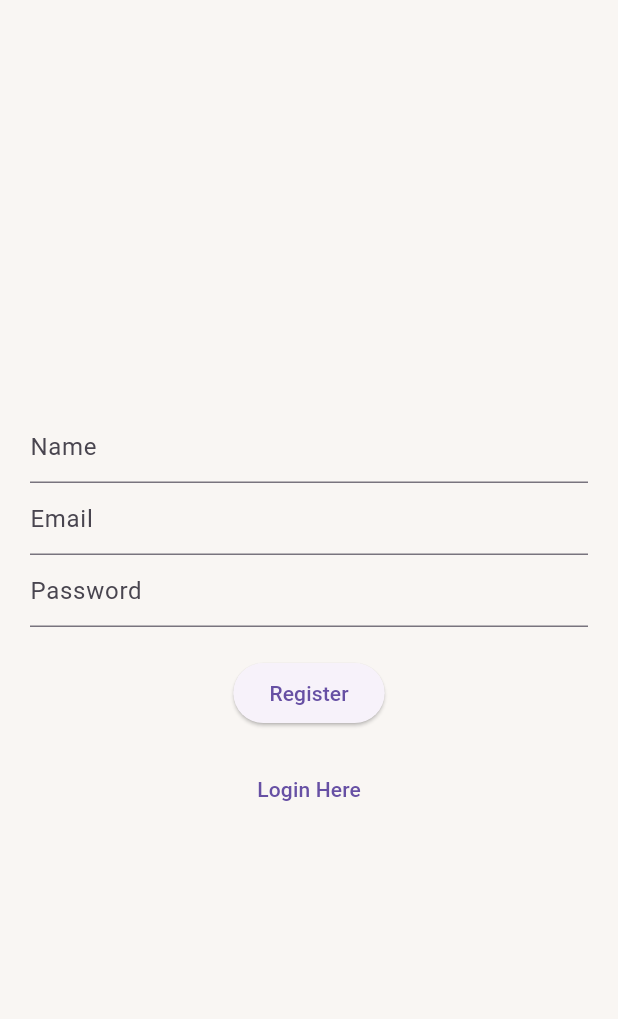
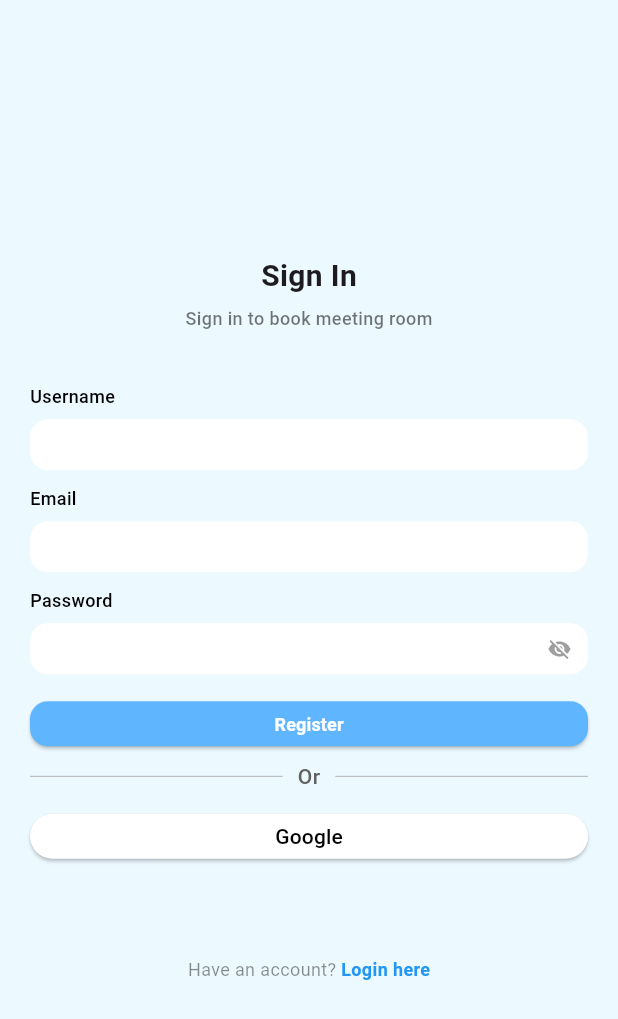
Before and after one commit to MRidhoPS/room_meeting_app, a Flutter app: the RegisterPage screen opened by its route, on a phone screen of 412 x 824 dp. Shown: the top 1019 px of the screen. Run offline on Flutter 3.47's test engine with Material 3 defaults, Android fonts, the phone set to English and light mode, and no system bars; our stand-ins replace dio, get, jwt_decoder, shared_preferences; accounts and stored records are empty.

Commit message:
register page ui modified

```diff
--- a/lib/presentation/pages/auth/view/register_page.dart
+++ b/lib/presentation/pages/auth/view/register_page.dart
@@ -2,13 +2,13 @@ import 'package:flutter/material.dart';
 import 'package:get/get.dart';
 import 'package:room_meeting_app/core/routes/app_routes.dart';
 import 'package:room_meeting_app/presentation/pages/auth/viewmodels/auth_controller.dart';
+import 'package:room_meeting_app/presentation/widgets/common_components.dart';
 
 class RegisterPage extends StatelessWidget {
   const RegisterPage({super.key});
 
   @override
   Widget build(BuildContext context) {
-
     final controller = Get.find<AuthController>();
 
     final emailController = TextEditingController();
@@ -16,39 +16,55 @@ class RegisterPage extends StatelessWidget {
     final passwordController = TextEditingController();
 
     return Scaffold(
+      backgroundColor: Color.fromRGBO(236, 249, 255, 1),
+
       body: SafeArea(
         child: Padding(
-          padding: const EdgeInsets.all(20.0),
+          padding: const EdgeInsets.all(10.0),
           child: Column(
             mainAxisAlignment: MainAxisAlignment.center,
             crossAxisAlignment: CrossAxisAlignment.center,
             children: [
-              TextFormField(
-                controller: nameController,
-                style: TextStyle(
-                  color: Colors.white,
-                ),
-                decoration: InputDecoration(hintText: "Name"),
-              ),
-              TextFormField(
-                controller: emailController,
-                style: TextStyle(
-                  color: Colors.white,
-                ),
-                decoration: InputDecoration(hintText: "Email"),
-              ),
-              TextFormField(
-                controller: passwordController,
-                style: TextStyle(
-                  color: Colors.white,
-                ),
-                decoration: InputDecoration(hintText: "Password"),
+              const Text(
+                "Sign In",
+                style: TextStyle(fontWeight: FontWeight.w700, fontSize: 20),
               ),
               const SizedBox(
-                height: 20,
+                height: 5,
               ),
-              Obx(
-                () => ElevatedButton(
+              const Text(
+                "Sign in to book meeting room",
+                style: TextStyle(
+                    fontWeight: FontWeight.w500,
+                    fontSize: 12,
+                    color: Colors.black54),
+              ),
+              const SizedBox(
+                height: 30,
+              ),
+              CustomTextField(
+                controller: nameController,
+                title: "Username",
+              ),
+              CustomTextField(
+                controller: emailController,
+                title: "Email",
+              ),
+              CustomTextField(
+                controller: passwordController,
+                title: "Password",
+                isPassword: true,
+                toggleVisibility: controller.togglePassword,
+                isHidden: controller.isHidden,
+              ),
+              const SizedBox(
+                height: 13,
+              ),
+              Padding(
+                  padding: const EdgeInsets.symmetric(horizontal: 10),
+                  child: Obx(() => PrimaryButton(
+                        text: "Register",
+                        isLoading: controller.isLoading.value,
                         onPressed: controller.isLoading.value
                             ? null
                             : () async {
@@ -71,26 +87,118 @@ class RegisterPage extends StatelessWidget {
                                   if (!Get.testMode) {
                                     Get.snackbar(
                                       "Success",
-                                controller.loginResponse.value?.message ?? "",
+                                      controller.loginResponse.value?.message ??
+                                          "",
                                       snackPosition: SnackPosition.BOTTOM,
                                       backgroundColor: Colors.white,
                                     );
                                   }
+                                  emailController.dispose();
+                                  nameController.dispose();
+                                  passwordController.dispose();
                                   Get.offAllNamed(AppRoutes.login);
                                 }
                               },
-                  child: controller.isLoading.value
-                      ? CircularProgressIndicator()
-                      : Text("Register"),
+                      ))),
+              const SizedBox(
+                height: 10,
+              ),
+              Padding(
+                padding: const EdgeInsets.symmetric(
+                  horizontal: 10,
+                ),
+                child: const OrDivider(),
+              ),
+              Padding(
+                padding:
+                    const EdgeInsets.symmetric(horizontal: 10, vertical: 15),
+                child: SizedBox(
+                  width: double.infinity,
+                  height: 30,
+                  child: ElevatedButton(
+                    style: ElevatedButton.styleFrom(
+                      backgroundColor: Colors.white,
+                    ),
+                    onPressed: () {},
+                    child: Text(
+                      "Google",
+                      style: TextStyle(
+                        color: Colors.black,
+                      ),
+                    ),
+                  ),
                 ),
               ),
               const SizedBox(
-                height: 16,
+                height: 50,
               ),
-              TextButton(
-                child: Text("Login Here"),
-                onPressed: () => Get.offAllNamed(AppRoutes.login),
+              Row(
+                mainAxisAlignment: MainAxisAlignment.center,
+                children: [
+                  const Text(
+                    "Have an account? ",
+                    style: TextStyle(color: Colors.black45, fontSize: 12),
                   ),
+                  GestureDetector(
+                    onTap: () => Get.offAllNamed(AppRoutes.login),
+                    child: const Text(
+                      "Login here",
+                      style: TextStyle(
+                        color: Colors.blue,
+                        fontSize: 12,
+                        fontWeight: FontWeight.bold,
+                      ),
+                    ),
+                  ),
+                ],
+              ),
+              // const SizedBox(
+              //   height: 20,
+              // ),
+              // Obx(
+              //   () => ElevatedButton(
+              //     onPressed: controller.isLoading.value
+              //         ? null
+              //         : () async {
+              //             await controller.register(
+              //               fullname: nameController.text,
+              //               email: emailController.text,
+              //               password: passwordController.text,
+              //             );
+
+              //             if (controller.errorMessage.isNotEmpty) {
+              //               if (!Get.testMode) {
+              //                 Get.snackbar(
+              //                   "Error",
+              //                   controller.errorMessage.value,
+              //                   snackPosition: SnackPosition.BOTTOM,
+              //                   backgroundColor: Colors.white,
+              //                 );
+              //               }
+              //             } else {
+              //               if (!Get.testMode) {
+              //                 Get.snackbar(
+              //                   "Success",
+              //                   controller.loginResponse.value?.message ?? "",
+              //                   snackPosition: SnackPosition.BOTTOM,
+              //                   backgroundColor: Colors.white,
+              //                 );
+              //               }
+              //               Get.offAllNamed(AppRoutes.login);
+              //             }
+              //           },
+              //     child: controller.isLoading.value
+              //         ? CircularProgressIndicator()
+              //         : Text("Register"),
+              //   ),
+              // ),
+              // const SizedBox(
+              //   height: 16,
+              // ),
+              // TextButton(
+              //   child: Text("Login Here"),
+              //   onPressed: () => Get.offAllNamed(AppRoutes.login),
+              // ),
             ],
           ),
         ),
```
Lines whose indentation alone changed are shown as unchanged.
